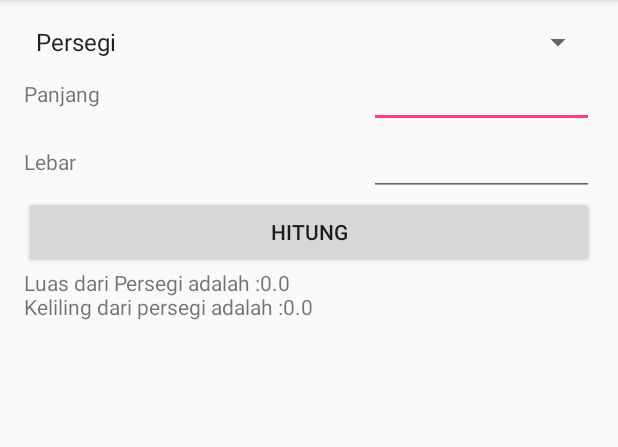
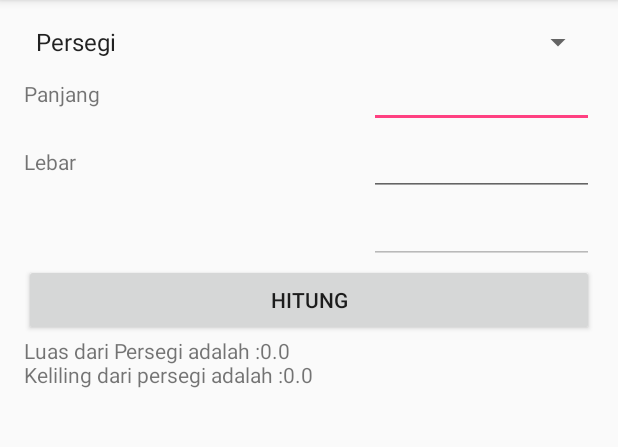
Before and after one commit to hafizhindram/android, an Android app: the screen it shows after launch (MainActivity), after a tap on "HITUNG", on a phone screen of 412 x 824 dp, the part 84-531 px from its top. Run offline under Robolectric (Android 15) with nearby library versions, the phone set to English and light mode, and no system bars; 2 statements that could not run were skipped.

Commit message:
Geometry Calculator Selesai

```diff
--- a/GeometryCalculator/app/src/main/java/hafizh/him/geometrycalculator/MainActivity.java
+++ b/GeometryCalculator/app/src/main/java/hafizh/him/geometrycalculator/MainActivity.java
@@ -31,14 +31,18 @@ public class MainActivity extends AppCompatActivity implements AdapterView.OnIte
     public void calculate (View view){
         EditText input1 = (EditText) findViewById(R.id.input1);
         EditText input2 = (EditText) findViewById(R.id.input2);
+        EditText input3 = (EditText) findViewById(R.id.input3);
         Spinner spinner = (Spinner) findViewById(R.id.geometry);
-        double inp2 = 0, inp1 = 0;
+        double inp2 = 0, inp1 = 0, inp3 = 0;
 
         String operator = spinner.getSelectedItem().toString();
         String hasil = "";
         inp1 = Double.parseDouble(input1.getText().toString());
         if(input2.isEnabled()){
              inp2 = Double.parseDouble(input2.getText().toString());
+        }
+        if (input3.isEnabled()){
+            inp3 = Double.parseDouble(input3.getText().toString());
         }
 
         if(operator.equalsIgnoreCase("Lingkaran")){
@@ -50,10 +54,20 @@ public class MainActivity extends AppCompatActivity implements AdapterView.OnIte
             double hyp = Math.sqrt((inp1 * inp1) + (inp2 * inp2));
             hasil += "Keliling dari Segitiga siku-siku adalah :" + (inp1 + inp2 + hyp);
 
-        }else {
+        }else if (operator.equalsIgnoreCase("Persegi")){
 
             hasil = "Luas dari Persegi adalah :"+(inp1*inp2)+"\n";
             hasil += "Keliling dari persegi adalah :"+((inp1*2)+(inp2*2));
+
+        }else if (operator.equalsIgnoreCase("Balok"))
+        {
+            hasil = "Volume Balok adalah : "+(inp1*inp2*inp3)+"\n";
+            hasil += "Luas Permukaan Balok adalah : "+((2*(inp1*inp2))+(2*(inp1*inp3))+(2*(inp2*inp3)));
+        }
+        else
+        {
+            hasil = "Luas Permukaan dari Bola adalah : "+(4*Math.PI*inp1*inp1)+"\n";
+            hasil += "Volume dari Bola adalah : "+((4/3)*Math.PI*inp1*inp1*inp1)+"\n";
         }
 
         TextView result = (TextView) findViewById(R.id.result);
@@ -65,20 +79,39 @@ public class MainActivity extends AppCompatActivity implements AdapterView.OnIte
         TextView text1 = (TextView) findViewById(R.id.txt1);
         TextView text2 = (TextView) findViewById(R.id.txt2);
         EditText input2 = (EditText) findViewById(R.id.input2);
+        TextView text3 = (TextView) findViewById(R.id.txt3);
+        EditText input3 = (EditText) findViewById(R.id.input3);
 
         String operator = parent.getItemAtPosition(position).toString();
         if (operator.equalsIgnoreCase("Lingkaran")){
             text1.setText("Jari - jari");
             input2.setEnabled(false);
+            input3.setEnabled(false);
             text2.setText("");
+            text3.setText("");
+
         }else if(operator.equalsIgnoreCase("Segitiga")){
             text1.setText("Alas");
             text2.setText("Tinggi");
             input2.setEnabled(true);
-        }else{
+        }else if(operator.equalsIgnoreCase("Persegi")){
             text1.setText("Panjang");
             text2.setText("Lebar");
+            text3.setText("");
             input2.setEnabled(true);
+            input3.setEnabled(false);
+        }else if (operator.equalsIgnoreCase("Balok")){
+            text1.setText("Panjang");
+            text2.setText("Lebar");
+            text3.setText("Tinggi");
+            input2.setEnabled(true);
+            input3.setEnabled(true);
+        }else {
+            text1.setText("Jari-jari");
+            text2.setText("");
+            text3.setText("");
+            input2.setEnabled(false);
+            input3.setEnabled(false);
         }
 
     }
--- a/GeometryCalculator/app/src/main/res/layout/activity_main.xml
+++ b/GeometryCalculator/app/src/main/res/layout/activity_main.xml
@@ -13,15 +13,15 @@
         android:id="@+id/geometry"
         android:layout_alignParentTop="true"
         android:layout_width="match_parent"
-        android:layout_height="wrap_content" />
+        android:layout_height="wrap_content" ></Spinner>
 
     <EditText
         android:id="@+id/input1"
         android:layout_below="@id/geometry"
         android:layout_alignParentRight="true"
         android:layout_width="150dp"
-        android:layout_height="wrap_content"
-        android:inputType="numberDecimal"/>
+        android:inputType="numberDecimal"
+        android:layout_height="wrap_content"/>
 
     <TextView
         android:id="@+id/txt1"
@@ -51,9 +51,26 @@
         android:gravity="center_vertical"
         android:text="Lebar" />
 
+    <EditText
+        android:id="@+id/input3"
+        android:layout_below="@id/input2"
+        android:layout_alignParentRight="true"
+        android:layout_width="150dp"
+        android:layout_height="wrap_content"
+        android:inputType="numberDecimal"/>
+    <TextView
+        android:id="@+id/txt3"
+        android:layout_below="@id/input2"
+        android:layout_alignParentLeft="true"
+        android:layout_width="wrap_content"
+        android:layout_height="wrap_content"
+        android:layout_alignBottom="@id/input3"
+        android:gravity="center_vertical"
+        android:text="Tinggi"/>
+
     <Button
         android:id="@+id/btn_calc"
-        android:layout_below="@id/input2"
+        android:layout_below="@id/input3"
         android:layout_width="match_parent"
         android:layout_height="wrap_content"
         android:text="HITUNG"
--- a/GeometryCalculator/app/src/main/res/values/strings.xml
+++ b/GeometryCalculator/app/src/main/res/values/strings.xml
@@ -5,5 +5,7 @@
         <item>Persegi</item>
         <item>Segitiga</item>
         <item>Lingkaran</item>
+        <item>Balok</item>
+        <item>Bola</item>
     </string-array>
 </resources>
```
